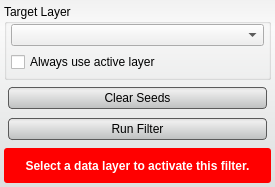
Above: src/Interface/ToolInterface/NeighborhoodConnectedFilterInterface.ui from SCIInstitute/Seg3D before the change. Below: the same form after it.
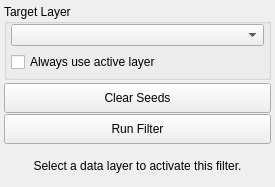
That is the form after the change. Custom widgets are drawn as their Qt base class.

```diff
--- a/src/Interface/ToolInterface/NeighborhoodConnectedFilterInterface.ui
+++ b/src/Interface/ToolInterface/NeighborhoodConnectedFilterInterface.ui
@@ -25,34 +25,6 @@
   <property name="windowTitle">
    <string>Neighborhood Connected Filter</string>
   </property>
-  <property name="styleSheet">
-   <string notr="true">QWidget#NeighborhoodConnectedFilterInterface{
-  border-radius: 3px;
-  background-color: qlineargradient(spread:pad, x1:0.5, y1:0, x2:0.5, y2:0.960227, stop:0 rgba(241, 241, 241, 255), stop:0.155779 rgba(250, 250, 250, 255), stop:1 rgba(222, 224, 224, 255));       
-}
-
-
-QPushButton{
-  background-color: qlineargradient(spread:pad, x1:0.5, y1:0, x2:0.5, y2:0.960227, stop:0 rgba(221, 221, 221, 255), stop:0.155779 rgba(238, 238, 238, 255), stop:1 rgba(192, 194, 194, 255));
-  border-radius: 4px;
-  border: 1px solid rgb(90, 90, 90);
-  margin:4px;
-}
-
-QPushButton:hover{
-  background-color: qlineargradient(spread:pad, x1:0.5, y1:0, x2:0.5, y2:1, stop:0 rgba(195, 195, 195, 255), stop:0.253769 rgba(206, 206, 206, 255), stop:1 rgba(185, 185, 185, 255));
-  border-radius: 4px;
-  border: 1px solid rgb(90, 90, 90);
-  margin:4px;
-}
-
-QPushButton:pressed{
-  background-color: qlineargradient(spread:pad, x1:0.5, y1:0, x2:0.5, y2:1, stop:0 rgba(150, 150, 150, 255), stop:0.753769 rgba(206, 206, 206, 255), stop:1 rgba(185, 185, 185, 255));
-  border-radius: 4px;
-  border: 1px solid rgb(90, 90, 90);
-  margin:4px;
-}</string>
-  </property>
   <layout class="QVBoxLayout" name="verticalLayout">
    <property name="spacing">
     <number>2</number>
@@ -198,17 +170,6 @@
        <height>32</height>
       </size>
      </property>
-     <property name="styleSheet">
-      <string notr="true">QLabel#message_{
-  color: white;
-  font: bold;
-}
-
-QWidget#message_alert_{
-  border-radius: 3px;
-  background-color: red;
-}</string>
-     </property>
      <layout class="QHBoxLayout" name="horizontalLayout_5">
       <property name="spacing">
        <number>0</number>
```
